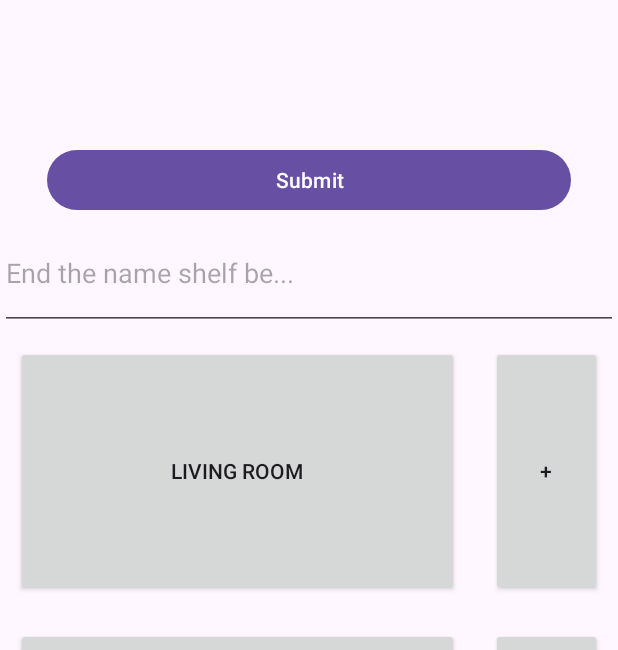
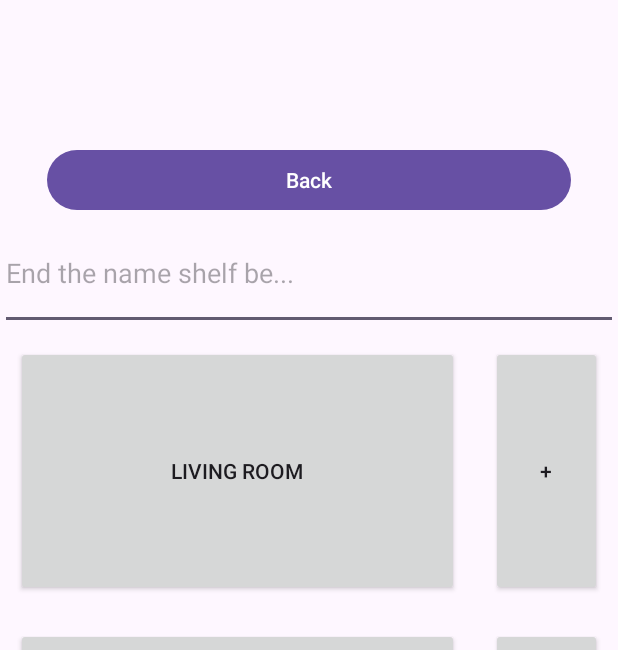
Before and after one commit to bynajmniejIgnor/GoShelf, an Android app: the screen it shows after launch (MainActivity), after a tap on "New Shelf", on a phone screen of 412 x 824 dp, the part 53-703 px from its top. Run offline under Robolectric (Android 15) with nearby library versions, the phone set to English and light mode, and no system bars.

Commit message:
Text input handling

```diff
--- a/frontend/app/src/main/java/com/example/goshelf/MainActivity.kt
+++ b/frontend/app/src/main/java/com/example/goshelf/MainActivity.kt
@@ -14,7 +14,5 @@ class MainActivity : AppCompatActivity() {
             .replace(R.id.fragment_container, ShelfList())
             .addToBackStack(null)
             .commit()
-
-        //displayBackButton()
     }
 }
--- a/frontend/app/src/main/java/com/example/goshelf/ShelfList.kt
+++ b/frontend/app/src/main/java/com/example/goshelf/ShelfList.kt
@@ -1,17 +1,21 @@
 package com.example.goshelf
 
-import android.app.AlertDialog
+import android.annotation.SuppressLint
+import android.content.Context
 import android.os.Bundle
 import androidx.fragment.app.Fragment
 import android.view.LayoutInflater
 import android.view.View
 import android.view.ViewGroup
+import android.view.inputmethod.InputMethodManager
 import android.widget.Button
 import android.widget.EditText
 import android.widget.LinearLayout
 import android.widget.Toast
+import androidx.core.widget.addTextChangedListener
 
 class ShelfList : Fragment(R.layout.fragment_list) {
+    @SuppressLint("SetTextI18n")
     override fun onCreateView(
         inflater: LayoutInflater, container: ViewGroup?,
         savedInstanceState: Bundle?
@@ -20,19 +24,33 @@ class ShelfList : Fragment(R.layout.fragment_list) {
 
         val newShelfBtn = view.findViewById<Button>(R.id.new_shelf_btn)
         val newShelfNameField = view.findViewById<EditText>(R.id.new_shelf_name)
-        var newSelfName: String = ""
+        var newSelfName = ""
+
+        newShelfNameField.addTextChangedListener {
+            if (newShelfNameField.getText().toString().isNotEmpty()) {
+                newShelfBtn.text = "Submit"
+            }
+            else {
+                newShelfBtn.text = "Back"
+            }
+        }
 
         newShelfBtn.setOnClickListener{
             if (newShelfBtn.text == "New Shelf"){
+                newShelfNameField.setText("")
                 newShelfNameField.visibility = View.VISIBLE
-                newShelfBtn.text = "Submit"
+                newShelfNameField.requestFocus()
+                newShelfBtn.text = "Back"
             }
             else{
                 newSelfName = newShelfNameField.getText().toString()
-                createShelf(view, newSelfName, 0)
+                if (newSelfName.isNotEmpty()) {
+                    createShelf(view, newSelfName, 0)
+                }
                 newShelfNameField.visibility = View.GONE
                 newShelfBtn.text = "New Shelf"
             }
+            newShelfNameField.hideKeyboard()
         }
         return view
     }
@@ -105,4 +123,9 @@ class ShelfList : Fragment(R.layout.fragment_list) {
 
     }
 
+    fun View.hideKeyboard() {
+        val imm = context.getSystemService(Context.INPUT_METHOD_SERVICE) as InputMethodManager
+        imm.hideSoftInputFromWindow(windowToken, 0)
+    }
+
 }
```
